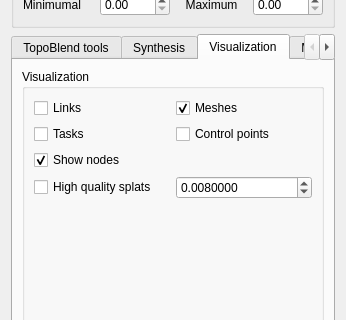
Old version of the form topo-blend/topo_blend_widget.ui in the repository ialhashim/topo-blend; both pictures show x 0 to 346 and y 97 to 417 of the 346 by 554 pixel window.
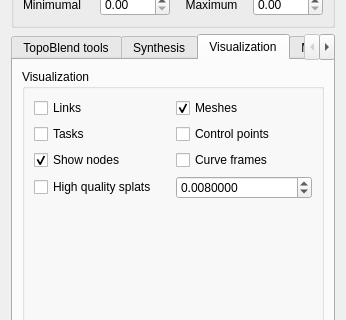
New version of the form. The open tabs and pages were chosen to show the change. Icons and pictures are not drawn.

Commit message: Fixed bug of consistentFrame, which caused twisted reconstruction of sample points.

Patch:
```diff
--- a/topo-blend/topo_blend_widget.ui
+++ b/topo-blend/topo_blend_widget.ui
@@ -530,6 +530,16 @@
             </property>
            </spacer>
           </item>
+          <item row="2" column="1">
+           <widget class="QCheckBox" name="showCurveFrames">
+            <property name="text">
+             <string>Curve frames</string>
+            </property>
+            <attribute name="buttonGroup">
+             <string notr="true">vizButtonGroup</string>
+            </attribute>
+           </widget>
+          </item>
          </layout>
         </widget>
        </item>
```
The commit also changes 5 other files.
